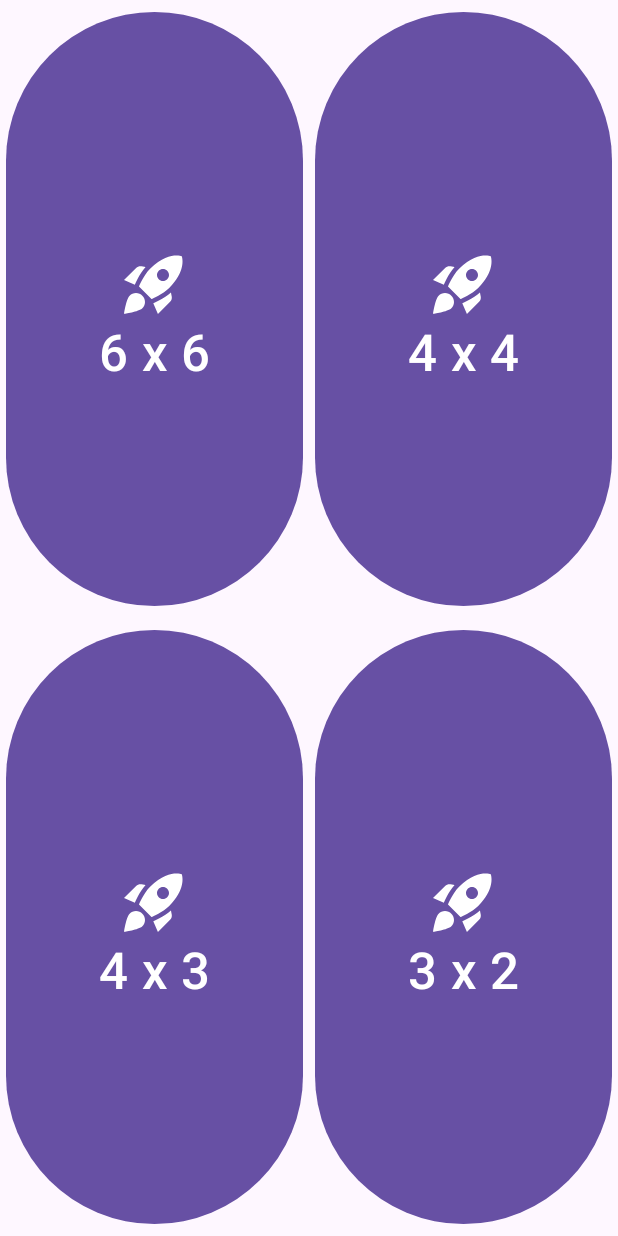
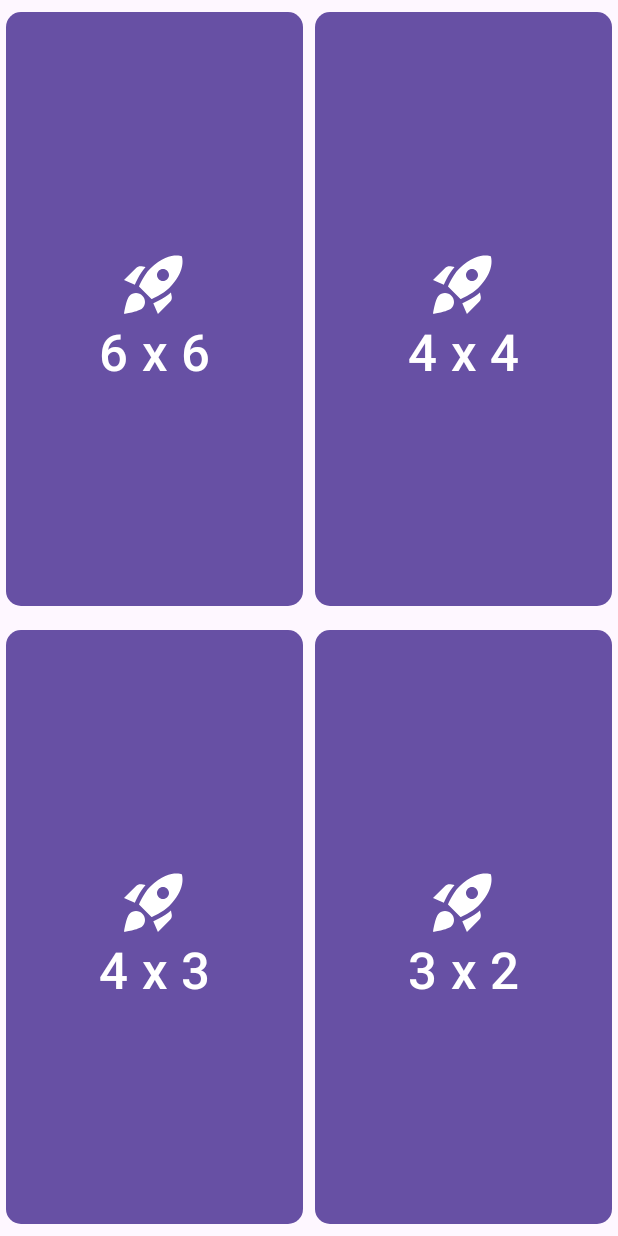
Before and after one commit to justynamalinowska/MobileApps, an Android app: the Lab02Activity screen opened directly, with no data from a screen before it, on a phone screen of 412 x 824 dp. Run offline under Robolectric (Android 15) with nearby library versions, the phone set to English and light mode, and no system bars.

Commit message:
Finish lab02

```diff
--- a/app/src/main/res/layout/activity_lab02.xml
+++ b/app/src/main/res/layout/activity_lab02.xml
@@ -16,8 +16,6 @@
     </androidx.gridlayout.widget.GridLayout>
 
     <GridLayout
-        xmlns:android="http://schemas.android.com/apk/res/android"
-        xmlns:app="http://schemas.android.com/apk/res-auto"
         android:id="@+id/favorites_grid"
         android:layout_width="match_parent"
         android:layout_height="match_parent"
@@ -29,22 +27,27 @@
             android:layout_rowWeight="1"
             android:layout_columnWeight="1"
             android:width="0dp"
+            android:onClick="OnBoardSizeButtonClicked"
             android:pointerIcon="context_menu"
             android:text="6 x 6"
             android:textSize="34sp"
+            app:cornerRadius="10dp"
             app:icon="@drawable/baseline_rocket_launch_24"
             app:iconGravity="textTop"
             app:iconPadding="@dimen/icon_padding"
             app:iconSize="48dp" />
+
 
         <Button
             android:id="@+id/main_4_4_board"
             android:layout_rowWeight="1"
             android:layout_columnWeight="1"
             android:width="0dp"
+            android:onClick="OnBoardSizeButtonClicked"
             android:pointerIcon="context_menu"
             android:text="4 x 4"
             android:textSize="34sp"
+            app:cornerRadius="10dp"
             app:icon="@drawable/baseline_rocket_launch_24"
             app:iconGravity="textTop"
             app:iconPadding="@dimen/icon_padding"
@@ -55,9 +58,11 @@
             android:layout_rowWeight="1"
             android:layout_columnWeight="1"
             android:width="0dp"
+            android:onClick="OnBoardSizeButtonClicked"
             android:pointerIcon="context_menu"
             android:text="4 x 3"
             android:textSize="34sp"
+            app:cornerRadius="10dp"
             app:icon="@drawable/baseline_rocket_launch_24"
             app:iconGravity="textTop"
             app:iconPadding="@dimen/icon_padding"
@@ -68,9 +73,11 @@
             android:layout_rowWeight="1"
             android:layout_columnWeight="1"
             android:width="0dp"
+            android:onClick="OnBoardSizeButtonClicked"
             android:pointerIcon="context_menu"
             android:text="3 x 2"
             android:textSize="34sp"
+            app:cornerRadius="10dp"
             app:icon="@drawable/baseline_rocket_launch_24"
             app:iconGravity="textTop"
             app:iconPadding="@dimen/icon_padding"
@@ -78,5 +85,4 @@
 
     </GridLayout>
 
-
 </androidx.constraintlayout.widget.ConstraintLayout>
--- a/app/src/main/res/values/dimens.xml
+++ b/app/src/main/res/values/dimens.xml
@@ -1,6 +1,6 @@
 <?xml version="1.0" encoding="utf-8"?>
 <resources>
-    <dimen name="intro_radius">24dp</dimen>
+    <dimen name="intro_radius">20dp</dimen>
     <dimen name="inner_margin">16dp</dimen>
     <dimen name="icon_padding">8dp</dimen>
 </resources>
```
Also changed, not shown: app/src/main/java/pl/wsei/pam/lab02/Lab02Activity.kt (+9 -0 lines).
